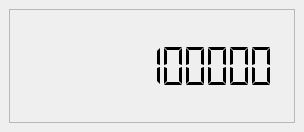
Before: the Qt Designer form not1mm/data/vfo.ui in mbridak/not1mm, drawn with Qt 5.
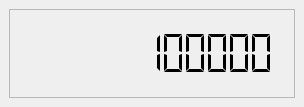
After: the same form once the commit is applied.

Commit message: Added a minimun size for the lcd digits.

What changed in the file:
```diff
--- a/not1mm/data/vfo.ui
+++ b/not1mm/data/vfo.ui
@@ -7,7 +7,7 @@
     <x>0</x>
     <y>0</y>
     <width>304</width>
-    <height>132</height>
+    <height>107</height>
    </rect>
   </property>
   <property name="font">
@@ -34,6 +34,12 @@
       <layout class="QGridLayout" name="gridLayout">
        <item row="0" column="0">
         <widget class="QLCDNumber" name="lcdNumber">
+         <property name="minimumSize">
+          <size>
+           <width>0</width>
+           <height>50</height>
+          </size>
+         </property>
          <property name="font">
           <font>
            <family>JetBrains Mono</family>
```
